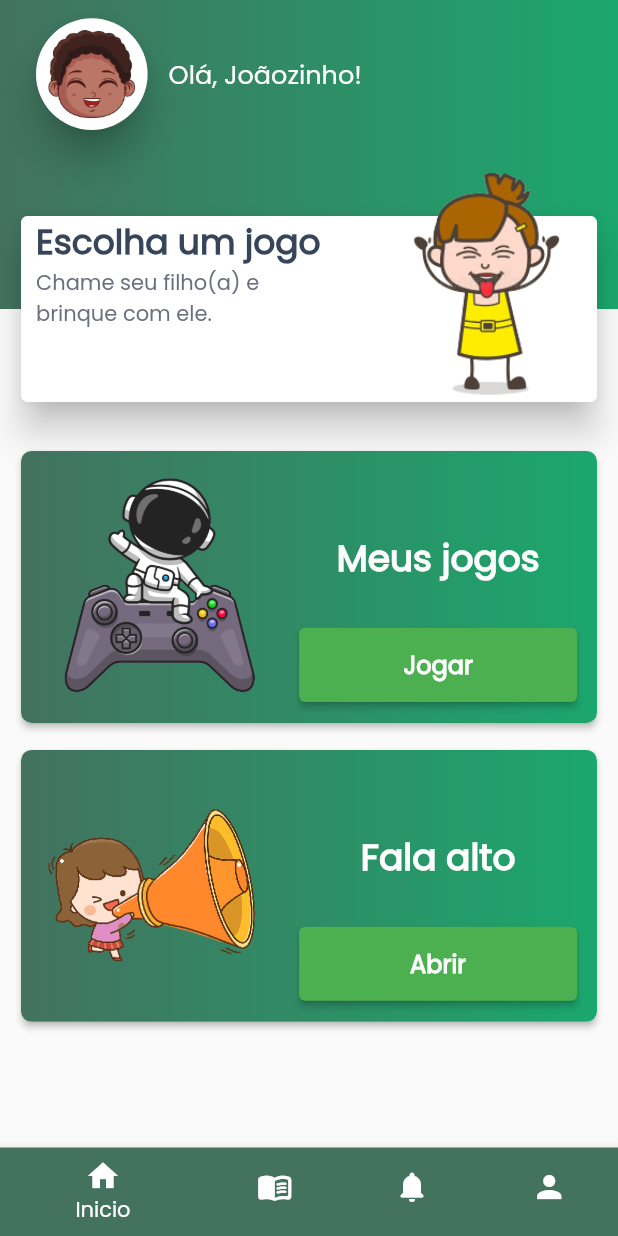
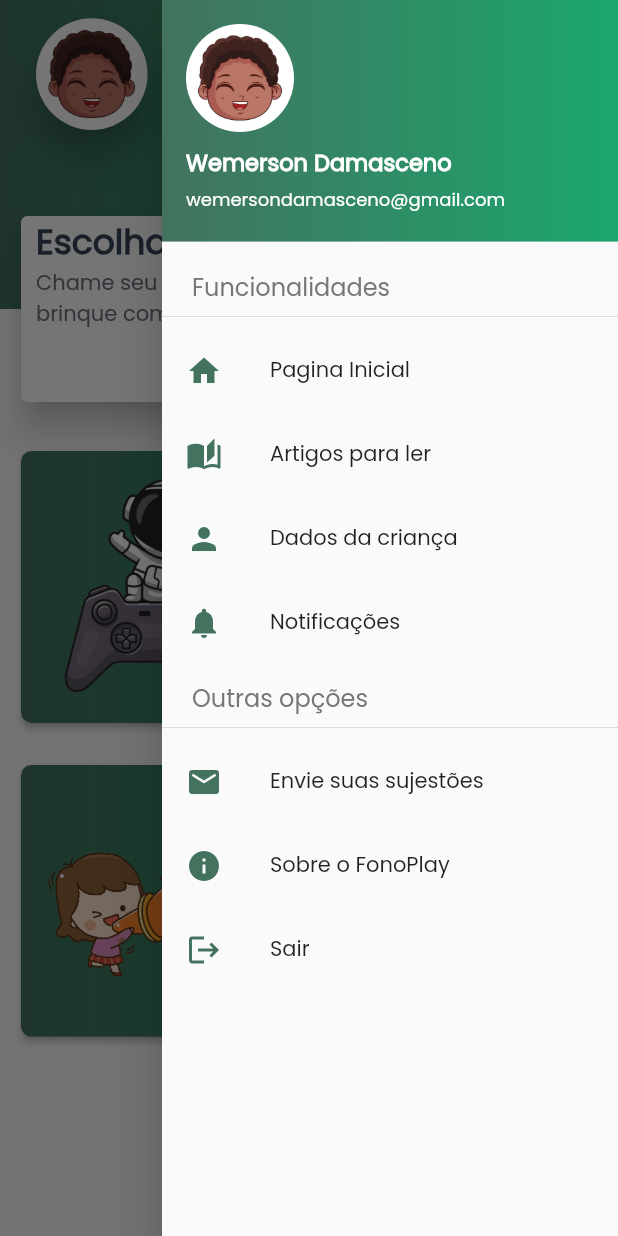
Before and after one commit to WemersonDamasceno/fono-play-tcc, a Flutter app: the screen it shows after launch, with the side drawer open (before the commit the screen has no drawer), on a phone screen of 412 x 824 dp. Run offline on Flutter 3.47's test engine with Material 2 defaults, Android fonts, the phone set to English and light mode, and no system bars; our stand-ins replace flutter_mobx, mobx; generated files the repository leaves out were written again.

Commit message:
Criando a tela de lista dos jogos

```diff
--- a/lib/main.dart
+++ b/lib/main.dart
@@ -1,11 +1,10 @@
 import 'package:flutter/material.dart';
 import 'package:flutter_localizations/flutter_localizations.dart';
-import 'package:fonoplay/src/pages/paciente/login/criar_conta/dados_da_crianca/dados_da_crianca_page.dart';
+
 import 'src/pages/paciente/home/navigation/home_navigation.dart';
 import 'src/pages/paciente/login/criar_conta/dados_do_responsavel/criar_conta_page.dart';
 import 'src/pages/paciente/login/entrar/login_entrar_page.dart';
 import 'src/pages/screens_intro/view/introducao_page.dart';
-import 'src/pages/splash/splash_page.dart';
 
 void main() {
   runApp(const MyApp());
--- /dev/null
+++ b/lib/src/constants/constants_paginas.dart
@@ -0,0 +1,9 @@
+// ignore_for_file: constant_identifier_names
+
+class ConstantesPaginas {
+  static const int PAGINA_INICIAL = 0;
+  static const int LISTA_JOGOS = 1;
+  static const int ARTIGOS_PARA_LER = 2;
+  static const int NOTIFICACOES = 3;
+  static const int PERFIL_DA_CRIANCA = 4;
+}
--- a/lib/src/pages/paciente/home/1_inicio/inicio_paciente_page.dart
+++ b/lib/src/pages/paciente/home/0_inicio/inicio_paciente_page.dart
@@ -1,6 +1,7 @@
 import 'package:flutter/material.dart';
 import 'package:fonoplay/src/constants/constants_colors.dart';
-import 'package:fonoplay/src/pages/paciente/home/1_inicio/widgets/banner/banner_widget.dart';
+import 'package:fonoplay/src/constants/constants_paginas.dart';
+import 'package:fonoplay/src/pages/paciente/home/navigation/home_navigation.dart';
 import 'package:fonoplay/src/pages/widgets/cabecalho_widget.dart';
 import 'package:fonoplay/src/pages/widgets/container_gradiente_widget.dart';
 
@@ -83,11 +84,12 @@ class InicioPacientePage extends StatelessWidget {
               children: [
                 CardInicialWidget(
                   imagePath: "assets/images/image_play.png",
-                  onPressed: () {},
+                  onPressed: () =>
+                      homeController.trocarTela(ConstantesPaginas.LISTA_JOGOS),
                   textoBotao: "Jogar",
                   tituloCard: "Meus jogos",
                 ),
-                const SizedBox(height: 10),
+                const SizedBox(height: 20),
                 CardInicialWidget(
                   imagePath: "assets/images/image_fala_alto.png",
                   onPressed: () {},
--- a/lib/src/pages/paciente/home/1_inicio/widgets/banner/banner_carousel_widget.dart
+++ b/lib/src/pages/paciente/home/2_artigos/widgets/banner/banner_carousel_widget.dart
@@ -44,7 +44,7 @@ class PageSlide extends StatelessWidget {
   @override
   Widget build(BuildContext context) {
     Size size = MediaQuery.of(context).size;
-    final double top = paginaEmDestaque ? 10 : 30;
+    final double top = paginaEmDestaque ? 5 : 20;
     return AnimatedContainer(
       duration: const Duration(milliseconds: 300),
       margin: EdgeInsets.fromLTRB(0, top, 0, 30),
@@ -73,7 +73,7 @@ class PageSlide extends StatelessWidget {
                       child: Text(
                         descricao,
                         style: const TextStyle(
-                            color: ConstantColor.descricaoColor),
+                            color: ConstantColor.descricaoColor, fontSize: 12),
                         textAlign: TextAlign.start,
                       ),
                     ),
--- a/lib/src/pages/paciente/home/navigation/home_navigation.dart
+++ b/lib/src/pages/paciente/home/navigation/home_navigation.dart
@@ -1,9 +1,10 @@
 import 'package:flutter/material.dart';
+import 'package:flutter_mobx/flutter_mobx.dart';
 import 'package:fonoplay/src/constants/constants_colors.dart';
-import 'package:fonoplay/src/pages/paciente/home/1_inicio/inicio_paciente_page.dart';
-import 'package:fonoplay/src/pages/paciente/home/2_artigos/artigos_paciente_page.dart';
-import 'package:fonoplay/src/pages/paciente/home/3_notificacoes/notificacoes_paciente_page.dart';
-import 'package:fonoplay/src/pages/paciente/home/4_perfil/perfil_paciente_page.dart';
+import 'package:fonoplay/src/constants/constants_paginas.dart';
+import 'package:fonoplay/src/pages/paciente/home/navigation/controllers/home_controller.dart';
+
+final homeController = HomeController();
 
 class NavigationHomePage extends StatefulWidget {
   const NavigationHomePage({Key? key}) : super(key: key);
@@ -13,49 +14,162 @@ class NavigationHomePage extends StatefulWidget {
 }
 
 class _NavigationHomePageState extends State<NavigationHomePage> {
-  int tabSelecionada = 0;
-
-  final tabs = [
-    const InicioPacientePage(),
-    const ArtigosPacientePage(),
-    const NotificacoesPacientePage(),
-    const PerfilPacientePage(),
-  ];
-
   @override
   Widget build(BuildContext context) {
     return Scaffold(
-      body: tabs[tabSelecionada],
-      bottomNavigationBar: BottomNavigationBar(
-        currentIndex: tabSelecionada,
-        items: const [
-          BottomNavigationBarItem(
-            icon: Icon(Icons.home),
-            backgroundColor: ConstantColor.startGradiente,
-            label: "Inicio",
-          ),
-          BottomNavigationBarItem(
-            icon: Icon(Icons.menu_book_rounded),
-            backgroundColor: ConstantColor.startGradiente,
-            label: "Artigos",
-          ),
-          BottomNavigationBarItem(
-            icon: Icon(Icons.notifications_rounded),
-            backgroundColor: ConstantColor.startGradiente,
-            label: "Notificações",
-          ),
-          BottomNavigationBarItem(
-            icon: Icon(Icons.person),
-            backgroundColor: ConstantColor.startGradiente,
-            label: "Perfil",
-          ),
-        ],
-        onTap: (index) {
-          setState(() {
-            tabSelecionada = index;
-          });
+      body: Observer(
+        builder: (_) {
+          return homeController.tabs[homeController.tabSelecionada];
         },
       ),
+      endDrawer: Drawer(
+        child: ListView(
+          padding: EdgeInsets.zero,
+          children: [
+            UserAccountsDrawerHeader(
+              decoration:
+                  const BoxDecoration(gradient: ConstantColor.linearColors),
+              accountEmail: const Text(
+                "wemersondamasceno@gmail.com",
+                style: TextStyle(fontSize: 12),
+              ),
+              accountName: const Text(
+                "Wemerson Damasceno",
+                style: TextStyle(fontSize: 15, fontWeight: FontWeight.w800),
+              ),
+              currentAccountPicture: CircleAvatar(
+                backgroundColor: Colors.white,
+                child: Image.asset("assets/images/avatar_01.png"),
+              ),
+            ),
+            const Padding(
+              padding: EdgeInsets.only(left: 20, top: 10),
+              child: Text("Funcionalidades",
+                  style: TextStyle(
+                    color: ConstantColor.cinzaTextColor,
+                    fontSize: 16,
+                  )),
+            ),
+            const Divider(),
+            ListTile(
+              leading: const Icon(
+                Icons.home,
+                color: ConstantColor.startGradiente,
+              ),
+              title: const Text("Pagina Inicial"),
+              onTap: () {
+                Navigator.pop(context);
+                homeController.trocarTela(ConstantesPaginas.PAGINA_INICIAL);
+              },
+            ),
+            ListTile(
+              leading: const Icon(
+                Icons.auto_stories,
+                color: ConstantColor.startGradiente,
+              ),
+              title: const Text("Artigos para ler"),
+              onTap: () {
+                Navigator.pop(context);
+                homeController.trocarTela(ConstantesPaginas.ARTIGOS_PARA_LER);
+              },
+            ),
+            ListTile(
+              leading: const Icon(
+                Icons.person,
+                color: ConstantColor.startGradiente,
+              ),
+              title: const Text("Dados da criança"),
+              onTap: () {
+                Navigator.pop(context);
+                homeController.trocarTela(ConstantesPaginas.PERFIL_DA_CRIANCA);
+              },
+            ),
+            ListTile(
+              leading: const Icon(
+                Icons.notifications,
+                color: ConstantColor.startGradiente,
+              ),
+              title: const Text("Notificações"),
+              onTap: () {
+                Navigator.pop(context);
+                homeController.trocarTela(ConstantesPaginas.NOTIFICACOES);
+              },
+            ),
+            const Padding(
+              padding: EdgeInsets.only(left: 20, top: 10),
+              child: Text("Outras opções",
+                  style: TextStyle(
+                    color: ConstantColor.cinzaTextColor,
+                    fontSize: 16,
+                  )),
+            ),
+            const Divider(),
+            ListTile(
+              leading: const Icon(
+                Icons.email_rounded,
+                color: ConstantColor.startGradiente,
+              ),
+              title: const Text("Envie suas sujestões"),
+              onTap: () {
+                Navigator.pop(context);
+                //Navegar para outra página
+              },
+            ),
+            ListTile(
+              leading: const Icon(
+                Icons.info,
+                color: ConstantColor.startGradiente,
+              ),
+              title: const Text("Sobre o FonoPlay"),
+              onTap: () {
+                Navigator.pop(context);
+                //Navegar para outra página
+              },
+            ),
+            ListTile(
+              leading: const Icon(
+                Icons.logout,
+                color: ConstantColor.startGradiente,
+              ),
+              title: const Text("Sair"),
+              onTap: () {
+                Navigator.pop(context);
+                //Navegar para outra página
+              },
+            ),
+          ],
+        ),
+      ),
+      // bottomNavigationBar: BottomNavigationBar(
+      //   currentIndex: tabSelecionada,
+      //   items: const [
+      //     BottomNavigationBarItem(
+      //       icon: Icon(Icons.home),
+      //       backgroundColor: ConstantColor.startGradiente,
+      //       label: "Inicio",
+      //     ),
+      //     BottomNavigationBarItem(
+      //       icon: Icon(Icons.menu_book_rounded),
+      //       backgroundColor: ConstantColor.startGradiente,
+      //       label: "Artigos",
+      //     ),
+      //     BottomNavigationBarItem(
+      //       icon: Icon(Icons.notifications_rounded),
+      //       backgroundColor: ConstantColor.startGradiente,
+      //       label: "Notificações",
+      //     ),
+      //     BottomNavigationBarItem(
+      //       icon: Icon(Icons.person),
+      //       backgroundColor: ConstantColor.startGradiente,
+      //       label: "Perfil",
+      //     ),
+      //   ],
+      //   onTap: (index) {
+      //     setState(() {
+      //       tabSelecionada = index;
+      //     });
+      //   },
+      // ),
     );
   }
 }
--- a/lib/src/pages/widgets/cabecalho_widget.dart
+++ b/lib/src/pages/widgets/cabecalho_widget.dart
@@ -16,6 +16,10 @@ class CabecalhoWidget extends StatelessWidget {
     Size size = MediaQuery.of(context).size;
     return Column(
       crossAxisAlignment: CrossAxisAlignment.start,
+      children: [
+        Row(
+          crossAxisAlignment: CrossAxisAlignment.start,
+          mainAxisAlignment: MainAxisAlignment.spaceBetween,
           children: [
             Row(
               children: [
@@ -46,6 +50,17 @@ class CabecalhoWidget extends StatelessWidget {
                 ),
               ],
             ),
+            IconButton(
+                onPressed: () {
+                  Scaffold.of(context).openEndDrawer();
+                },
+                icon: const Icon(
+                  Icons.clear_all,
+                  color: Colors.white,
+                  size: 40,
+                ))
+          ],
+        ),
         Text(
           titulo,
           style: const TextStyle(
```
Also changed, not shown: lib/src/pages/paciente/home/1_jogos/list_jogos_page.dart (added, +90 -0 lines), lib/src/pages/paciente/home/2_artigos/artigos_paciente_page.dart (+4 -3 lines), lib/src/pages/paciente/home/2_artigos/widgets/banner/banner_widget.dart (renamed from lib/src/pages/paciente/home/1_inicio/widgets/banner/banner_widget.dart, +6 -5 lines), lib/src/pages/paciente/home/navigation/controllers/home_controller.dart (added, +30 -0 lines), lib/src/pages/screens_intro/view/introducao_page.dart (+6 -27 lines), lib/src/pages/widgets/button_floating_widget.dart (added, +48 -0 lines), lib/src/pages/paciente/home/0_inicio/widgets/card/card_inicial_widget.dart (renamed from lib/src/pages/paciente/home/1_inicio/widgets/card/card_inicial_widget.dart), lib/src/pages/paciente/home/2_artigos/widgets/banner/item_banner_model.dart (renamed from lib/src/pages/paciente/home/1_inicio/widgets/banner/item_banner_model.dart), lib/src/pages/paciente/home/navigation/stores/home_controller.g.dart (added). Lines whose indentation alone changed are shown as unchanged.
